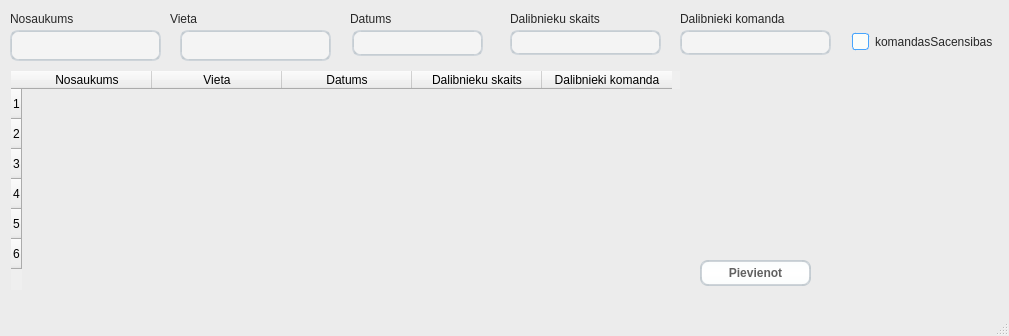
This is mainwindow.ui in AdolfZahid1/3_4darbs_pie_sisojevas as Qt 5 draws it before an edit. The edited form follows.
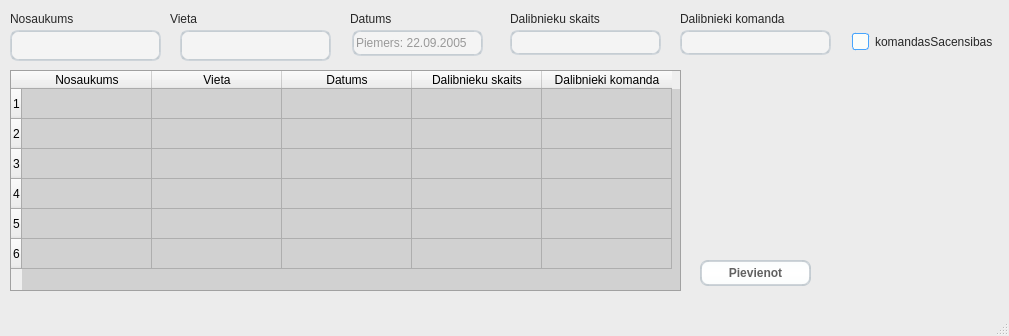
This is the edited form. Icons and pictures are not drawn.

Diff of the .ui file:
```diff
--- a/mainwindow.ui
+++ b/mainwindow.ui
@@ -27,7 +27,7 @@
 background-color:#ececec;
 }
 QTableView {
-	background-color:  transparent;
+	background-color:  rgb(209, 209, 209);
 	 color: black;
 }
 QPushButton, QToolButton, QCommandLinkButton{
@@ -679,7 +679,7 @@
      <number>10</number>
     </property>
     <property name="placeholderText">
-     <string extracomment="Piemers: 22.09.2005"/>
+     <string extracomment="Piemers: 22.09.2005">Piemers: 22.09.2005</string>
     </property>
    </widget>
   </widget>
```
Left out of the diff: 2 changed lines with no effect on the pictures.
